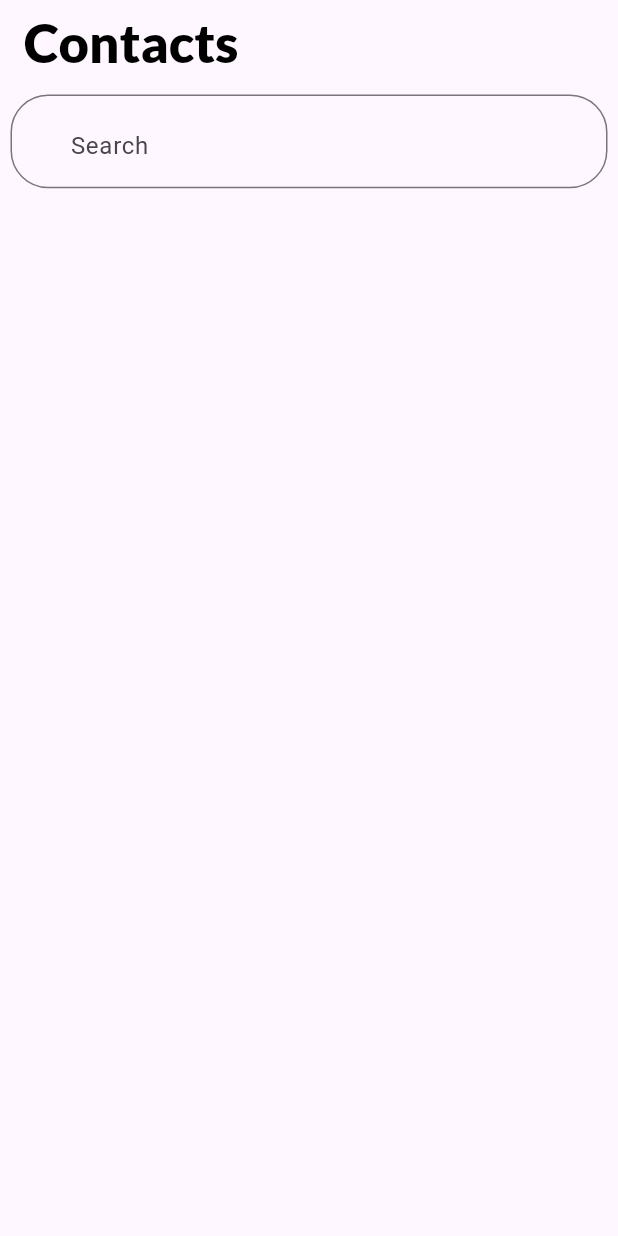
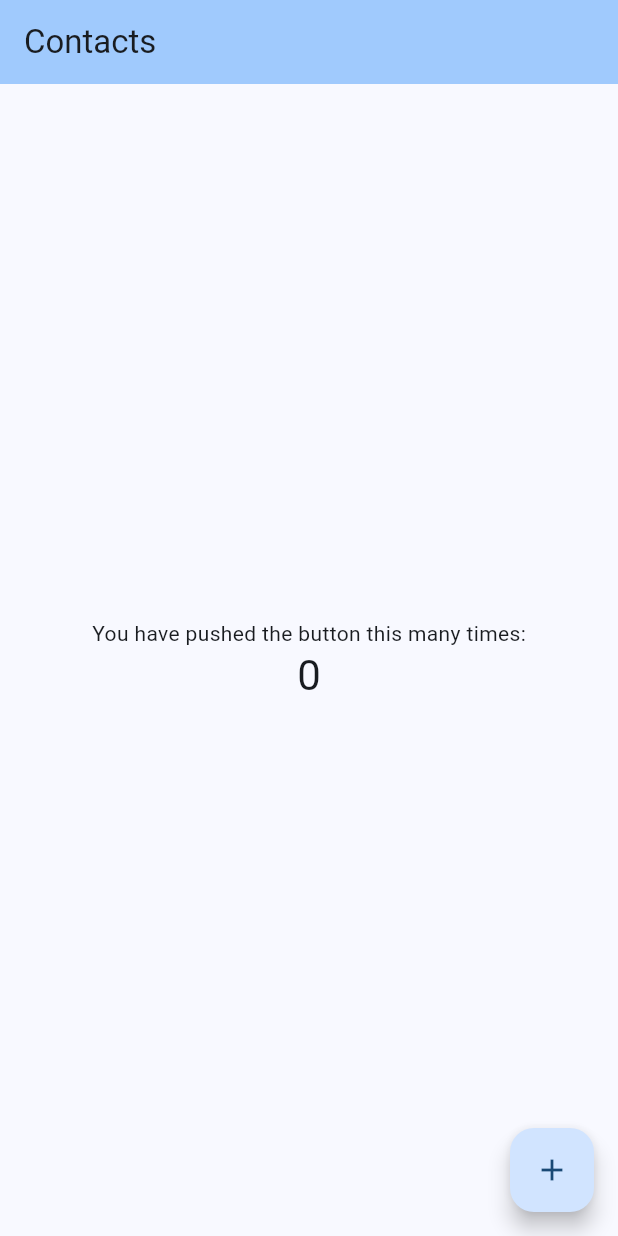
Before and after one commit to agonajredini/contacts_app, a Flutter app: the screen it shows after launch, on a phone screen of 412 x 824 dp. Run offline on Flutter 3.47's test engine with Material 3 defaults, Android fonts, the phone set to English and light mode, and no system bars; our stand-ins replace contacts_service.

Commit message:
Added contacts_services package

```diff
--- a/lib/main.dart
+++ b/lib/main.dart
@@ -1,98 +1,126 @@
 import 'package:flutter/material.dart';
-import 'package:google_fonts/google_fonts.dart';
+import 'package:contacts_service/contacts_service.dart';
 
 void main() {
-  runApp( MyApp());
+  runApp(const MyApp());
 }
 
-// ignore: must_be_immutable
 class MyApp extends StatelessWidget {
-   MyApp({super.key});
+  const MyApp({super.key});
 
-
-  final List <String> _searchList =
-  [
-    'Agon Ajredini'
-    'Bleron Ajredini'
-    'Filan Fisteku'
-  ];
-
-  var items = <String>[];
-
-  @override
-  void initState()
-  {
-    //super.initState();
-    items.addAll(_searchList);
-  }
   // This widget is the root of your application.
   @override
   Widget build(BuildContext context) {
     return MaterialApp(
-      home: Scaffold(
-        appBar:AppBar(
-          backgroundColor: Colors.transparent,
-          centerTitle: false,
-          title: Text('Contacts', style: GoogleFonts.lato(
-            textStyle: const TextStyle(
-              color: Colors.black, fontWeight: FontWeight.w900, fontSize: 35
-            )
-          ),),
-        ) ,
-        body:  Column(
+      title: 'Flutter Demo',
+      theme: ThemeData(
+        // This is the theme of your application.
+        //
+        // TRY THIS: Try running your application with "flutter run". You'll see
+        // the application has a purple toolbar. Then, without quitting the app,
+        // try changing the seedColor in the colorScheme below to Colors.green
+        // and then invoke "hot reload" (save your changes or press the "hot
+        // reload" button in a Flutter-supported IDE, or press "r" if you used
+        // the command line to start the app).
+        //
+        // Notice that the counter didn't reset back to zero; the application
+        // state is not lost during the reload. To reset the state, use hot
+        // restart instead.
+        //
+        // This works for code too, not just values: Most code changes can be
+        // tested with just a hot reload.
+        colorScheme: ColorScheme.fromSeed(seedColor: Colors.blue),
+        //useMaterial3: true,
+      ),
+      home: const MyHomePage(title: 'Contacts'),
+    );
+  }
+}
+
+class MyHomePage extends StatefulWidget {
+  const MyHomePage({super.key, required this.title});
+
+  // This widget is the home page of your application. It is stateful, meaning
+  // that it has a State object (defined below) that contains fields that affect
+  // how it looks.
+
+  // This class is the configuration for the state. It holds the values (in this
+  // case the title) provided by the parent (in this case the App widget) and
+  // used by the build method of the State. Fields in a Widget subclass are
+  // always marked "final".
+
+  final String title;
+
+  @override
+  State<MyHomePage> createState() => _MyHomePageState();
+}
+
+class _MyHomePageState extends State<MyHomePage> {
+  int _counter = 0;
+
+  void _incrementCounter() {
+    setState(() {
+      // This call to setState tells the Flutter framework that something has
+      // changed in this State, which causes it to rerun the build method below
+      // so that the display can reflect the updated values. If we changed
+      // _counter without calling setState(), then the build method would not be
+      // called again, and so nothing would appear to happen.
+      _counter++;
+    });
+  }
+
+  @override
+  Widget build(BuildContext context) {
+    // This method is rerun every time setState is called, for instance as done
+    // by the _incrementCounter method above.
+    //
+    // The Flutter framework has been optimized to make rerunning build methods
+    // fast, so that you can just rebuild anything that needs updating rather
+    // than having to individually change instances of widgets.
+    return Scaffold(
+      appBar: AppBar(
+        // TRY THIS: Try changing the color here to a specific color (to
+        // Colors.amber, perhaps?) and trigger a hot reload to see the AppBar
+        // change color while the other colors stay the same.
+        backgroundColor: Theme.of(context).colorScheme.inversePrimary,
+        // Here we take the value from the MyHomePage object that was created by
+        // the App.build method, and use it to set our appbar title.
+        title: Text(widget.title),
+      ),
+      body: Center(
+        // Center is a layout widget. It takes a single child and positions it
+        // in the middle of the parent.
+        child: Column(
+          // Column is also a layout widget. It takes a list of children and
+          // arranges them vertically. By default, it sizes itself to fit its
+          // children horizontally, and tries to be as tall as its parent.
+          //
+          // Column has various properties to control how it sizes itself and
+          // how it positions its children. Here we use mainAxisAlignment to
+          // center the children vertically; the main axis here is the vertical
+          // axis because Columns are vertical (the cross axis would be
+          // horizontal).
+          //
+          // TRY THIS: Invoke "debug painting" (choose the "Toggle Debug Paint"
+          // action in the IDE, or press "p" in the console), to see the
+          // wireframe for each widget.
+          mainAxisAlignment: MainAxisAlignment.center,
           children: <Widget>[
-             Container(
-              padding: const EdgeInsets.all(2.0),
-              margin: const EdgeInsets.all(5.0),
-              child: const TextField(
-                decoration: InputDecoration(
-                  border: OutlineInputBorder(
-                    borderRadius: BorderRadius.all(Radius.circular(25.0))
+            const Text(
+              'You have pushed the button this many times:',
             ),
-                    prefix: Icon(Icons.search),
-                    hintText: 'Search'
+            Text(
+              '$_counter',
+              style: Theme.of(context).textTheme.headlineMedium,
             ),
-               // onChanged: {
-                  //do something
-              //  },
-              ),
-            ),
-             Expanded(
-            child: ListView.builder(
-              itemCount: items.length,
-              itemBuilder: (context, index){
-                return  Card(
-                  elevation: 1.0,
-                  shape: RoundedRectangleBorder(
-                    side: BorderSide(color: Colors.white70, width: 1),
-                    borderRadius: BorderRadius.circular(10)
-                  ),
-                  child: Container(
-                    margin: EdgeInsets.all(9.0),
-                    padding: EdgeInsets.all(6.0),
-                    child: new Row(
-                      children: <Widget>[
-                        new CircleAvatar(
-                          child: new Text('${items[index][0]}'),
-                          backgroundColor: Colors.black,
-                          foregroundColor: Colors.white,
-                        ),
-                        new Padding(padding: EdgeInsets.all(8.0)),
-                        new Text(
-                          '${items[index]}',
-                          style: TextStyle(fontSize: 20.0),
-                        )
           ],
         ),
       ),
-                );
-              },
-              ) ,
-            )
-          ],
-        ),
-        )
-
+      floatingActionButton: FloatingActionButton(
+        onPressed: _incrementCounter,
+        tooltip: 'Increment',
+        child: const Icon(Icons.add),
+      ), // This trailing comma makes auto-formatting nicer for build methods.
     );
   }
 }
--- a/pubspec.yaml
+++ b/pubspec.yaml
@@ -36,6 +36,7 @@ dependencies:
   # Use with the CupertinoIcons class for iOS style icons.
   cupertino_icons: ^1.0.6
   google_fonts: ^6.1.0
+  contacts_service: ^0.6.3
 
 dev_dependencies:
   flutter_test:
```
Also changed, not shown: pubspec.lock, 2 other files. Lines whose indentation alone changed are shown as unchanged.
